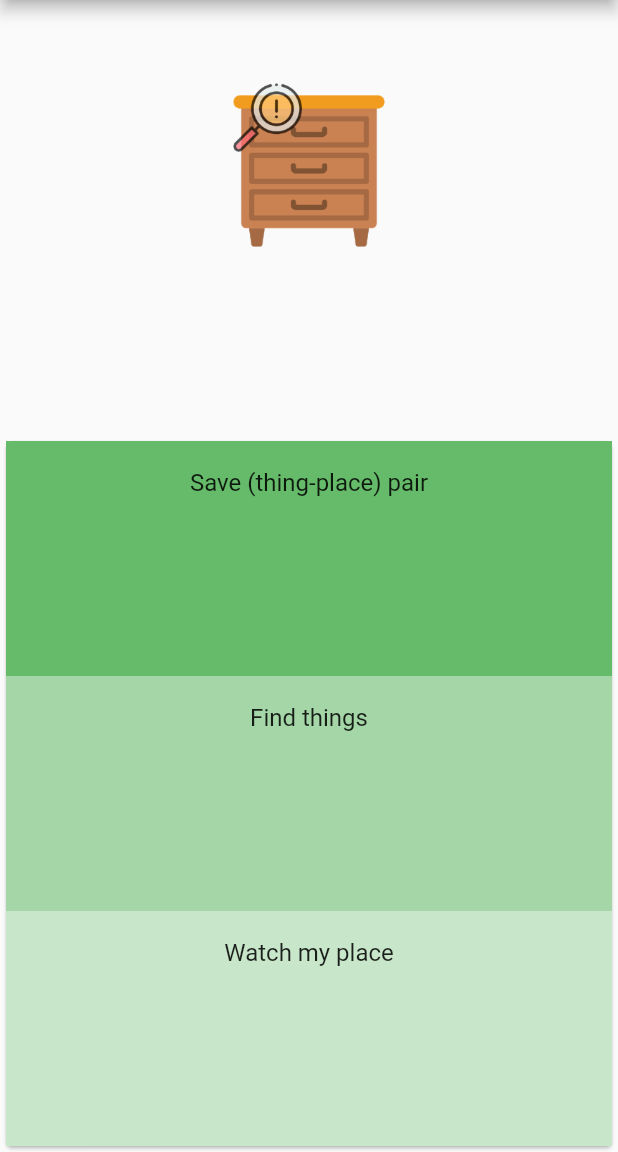
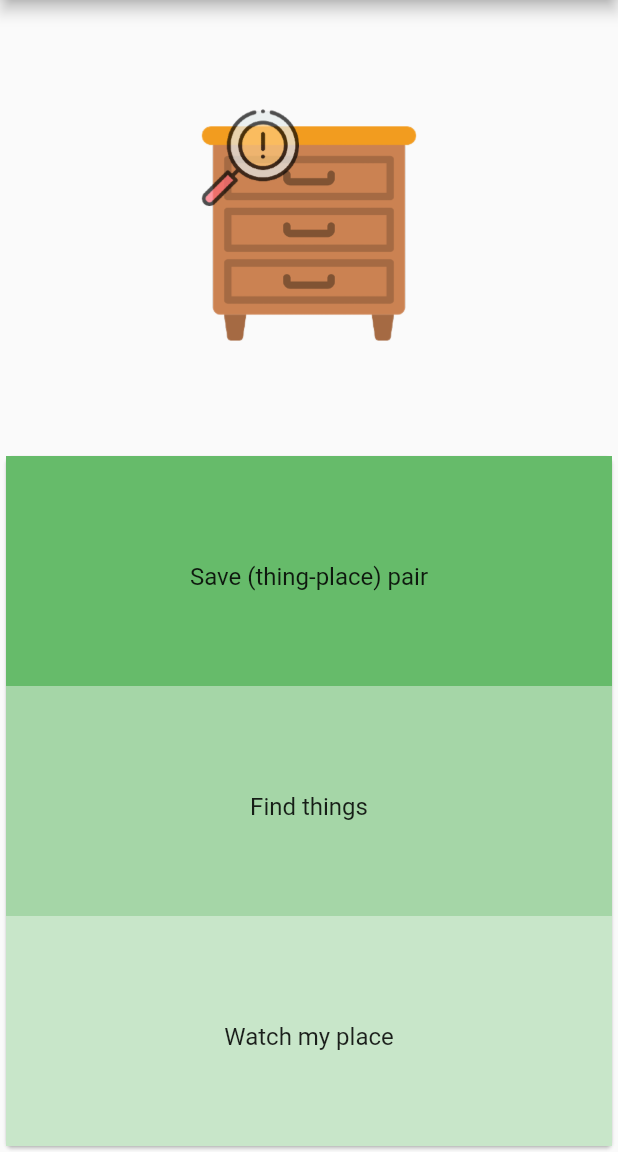
Before and after one commit to Kim-menu/whereIsMy, a Flutter app: the screen it shows after launch, on a phone screen of 412 x 824 dp, the part 84-1236 px from its top. Run offline on Flutter 3.47's test engine with Material 2 defaults, Android fonts, the phone set to English and light mode, and no system bars.

Commit message:
REFACTOR: make center column simple

```diff
--- a/lib/main.dart
+++ b/lib/main.dart
@@ -26,9 +26,7 @@
       body: Center(
         child: Column(
             children: [
-              const SizedBox(height: 50.0),
-              _image('assets/icon_home_page.png', 120.0),
-              const SizedBox(height: 120.0),
+              _imageBox(300.0, 'assets/icon_home_page.png', 170.0),
               _buildCard(),
             ],
           ),
@@ -52,19 +50,27 @@
     );
   }
 
-  Image _image(String file, double width) {
-    return Image(
-      image: AssetImage(file),
-      width: width,
+  Widget _imageBox(double boxHeight, String file, double imageWidth) {
+    return SizedBox(
+      height: boxHeight,
+      child: Center(
+        child: Image(
+          image: AssetImage(file),
+          width: imageWidth,
+        ),
+      ),
     );
   }
 
   Widget _tile(String title, Color? color) {
     return Expanded(
         child: ListTile(
-          title: Text(
-            title,
-            textAlign: TextAlign.center,
+          title: Center(
+            child:
+            Text(
+              title,
+              textAlign: TextAlign.center,
+            ),
           ),
           tileColor: color,
         )
```
